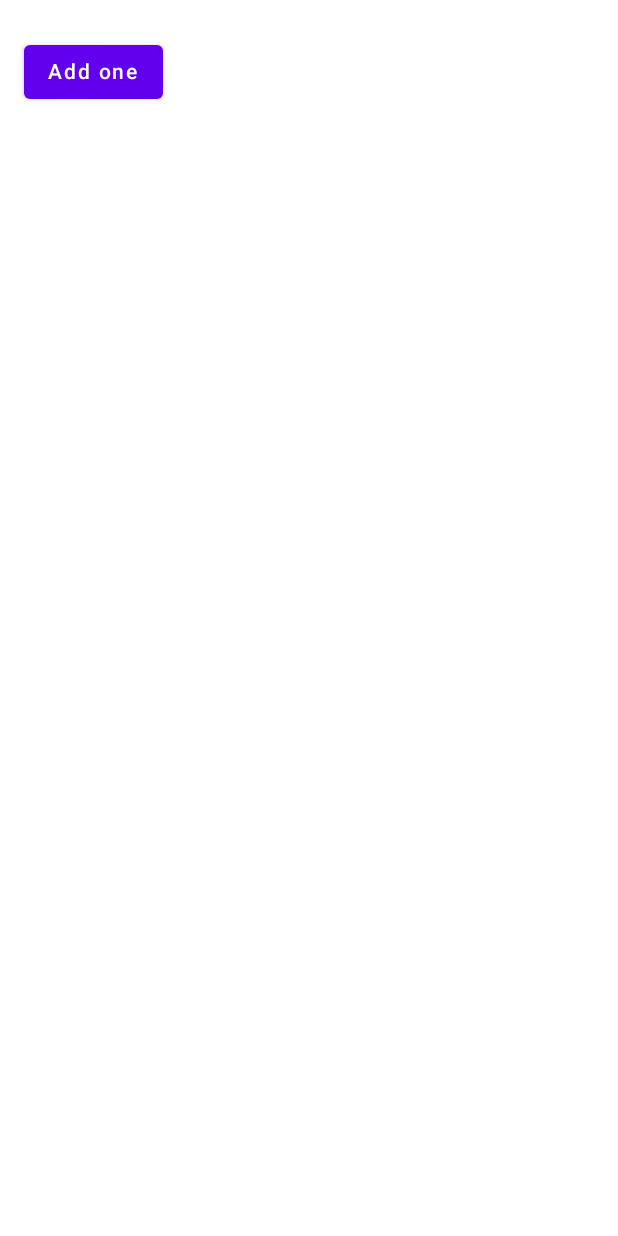
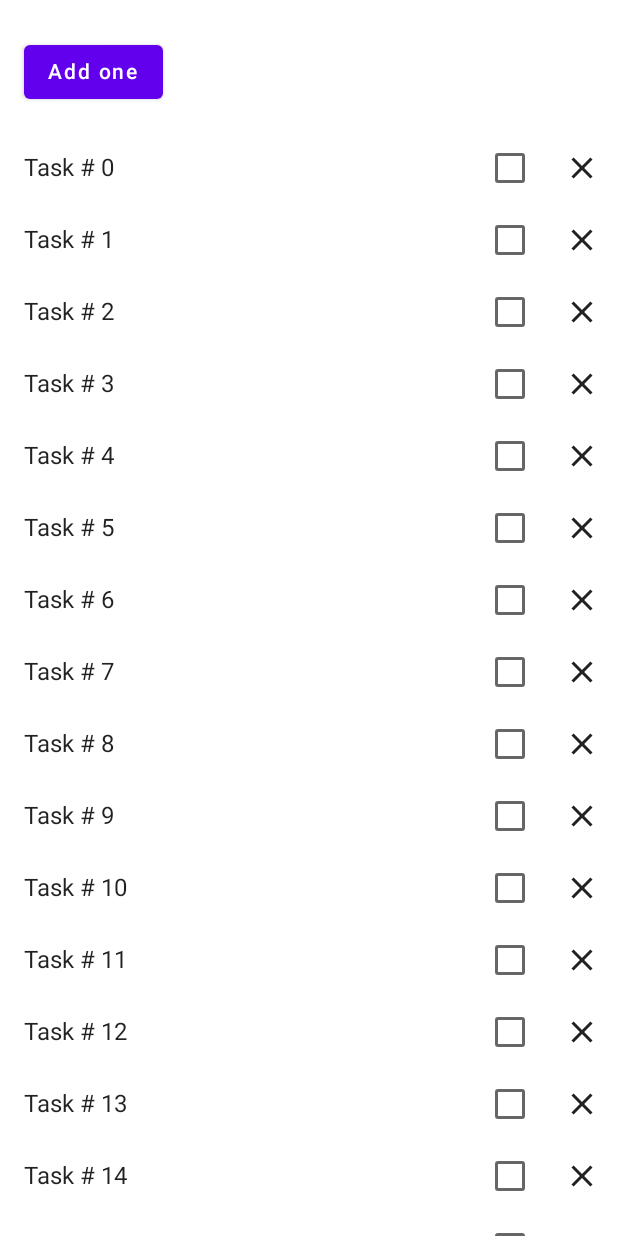
Before and after one commit to ispite/BasicStateCodelab, an Android app built with Jetpack Compose: the screen it shows after launch (MainActivity), on a phone screen of 412 x 824 dp. Run offline under Robolectric (Android 15) with nearby library versions, the phone set to English and light mode, and no system bars.

Commit message:
finished the 10th point. "Work with lists"

```diff
--- a/app/src/main/java/com/example/basicstatecodelab/WellnessScreen.kt
+++ b/app/src/main/java/com/example/basicstatecodelab/WellnessScreen.kt
@@ -1,9 +1,13 @@
 package com.example.basicstatecodelab
 
+import androidx.compose.foundation.layout.Column
 import androidx.compose.runtime.Composable
 import androidx.compose.ui.Modifier
 
 @Composable
 fun WellnessScreen(modifier: Modifier = Modifier) {
-    StatefulCounter(modifier)
+    Column(modifier = modifier) {
+        StatefulCounter(modifier)
+        WellnessTasksList()
+    }
 }
--- /dev/null
+++ b/app/src/main/java/com/example/basicstatecodelab/WellnessTask.kt
@@ -0,0 +1,3 @@
+package com.example.basicstatecodelab
+
+data class WellnessTask(val id: Int, val label: String)
--- a/app/src/main/java/com/example/basicstatecodelab/WellnessTaskItem.kt
+++ b/app/src/main/java/com/example/basicstatecodelab/WellnessTaskItem.kt
@@ -2,12 +2,14 @@ package com.example.basicstatecodelab
 
 import androidx.compose.foundation.layout.Row
 import androidx.compose.foundation.layout.padding
+import androidx.compose.material.Checkbox
 import androidx.compose.material.Icon
 import androidx.compose.material.IconButton
 import androidx.compose.material.Text
 import androidx.compose.material.icons.Icons
 import androidx.compose.material.icons.filled.Close
-import androidx.compose.runtime.Composable
+import androidx.compose.runtime.*
+import androidx.compose.runtime.saveable.rememberSaveable
 import androidx.compose.ui.Alignment
 import androidx.compose.ui.Modifier
 import androidx.compose.ui.unit.dp
@@ -15,6 +17,8 @@ import androidx.compose.ui.unit.dp
 @Composable
 fun WellnessTaskItem(
     taskName: String,
+    checked: Boolean,
+    onCheckedChange: (Boolean) -> Unit,
     onClose: () -> Unit,
     modifier: Modifier = Modifier
 ) {
@@ -24,8 +28,22 @@ fun WellnessTaskItem(
                 .weight(1f)
                 .padding(start = 16.dp), text = taskName
         )
+        Checkbox(checked = checked, onCheckedChange = onCheckedChange)
         IconButton(onClick = onClose) {
             Icon(Icons.Filled.Close, contentDescription = "Close")
         }
     }
 }
+
+@Composable
+fun WellnessTaskItem(taskName: String, modifier: Modifier = Modifier) {
+    var checkedState by rememberSaveable { mutableStateOf(false) }
+
+    WellnessTaskItem(
+        taskName = taskName,
+        checked = checkedState,
+        onCheckedChange = { newValue -> checkedState = newValue },
+        onClose = { },
+        modifier = modifier
+    )
+}
--- /dev/null
+++ b/app/src/main/java/com/example/basicstatecodelab/WellnessTasksList.kt
@@ -0,0 +1,21 @@
+package com.example.basicstatecodelab
+
+import androidx.compose.foundation.lazy.LazyColumn
+import androidx.compose.foundation.lazy.items
+import androidx.compose.runtime.Composable
+import androidx.compose.runtime.remember
+import androidx.compose.ui.Modifier
+
+@Composable
+fun WellnessTasksList(
+    modifier: Modifier = Modifier,
+    list: List<WellnessTask> = remember { getWellnessTasks() }
+) {
+    LazyColumn(modifier = modifier) {
+        items(list) { task ->
+            WellnessTaskItem(taskName = task.label)
+        }
+    }
+}
+
+private fun getWellnessTasks() = List(30) { i -> WellnessTask(i, "Task # $i") }
```
